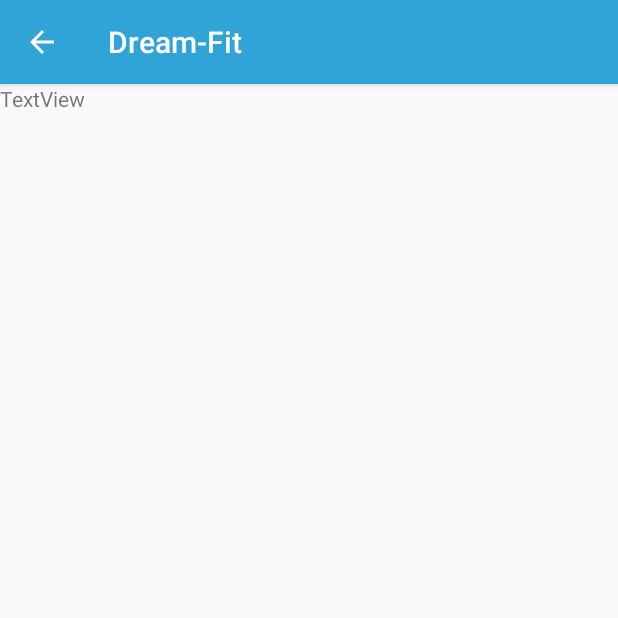
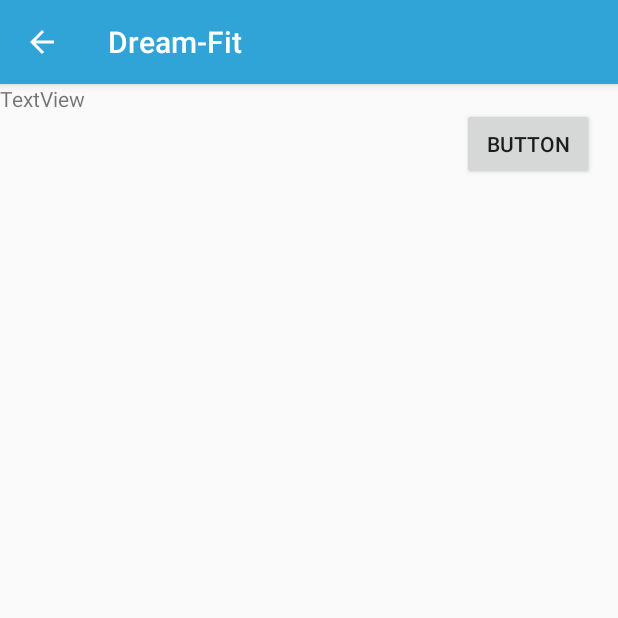
Before and after one commit to MatthewDBarrett/DreamFit, an Android app: the calorie_tracker_add_list screen opened directly, with no data from a screen before it, on a phone screen of 412 x 824 dp, the top half of it. Run offline under Robolectric (Android 15) with nearby library versions, the phone set to English and light mode, and no system bars.

```diff
--- a/app/src/main/java/com/example/ethan/dream_fit/calorie_tracker_add_list.java
+++ b/app/src/main/java/com/example/ethan/dream_fit/calorie_tracker_add_list.java
@@ -1,5 +1,6 @@
 package com.example.ethan.dream_fit;
 
+import android.content.Intent;
 import android.os.Bundle;
 import android.support.v7.app.AppCompatActivity;
 import android.view.View;
@@ -14,6 +15,7 @@ public class calorie_tracker_add_list extends AppCompatActivity {
     }
 
     public void onAdd(View view){
-
+        Intent intent = new Intent(this, calorie_tracker_add_item.class);
+        startActivity(intent);
     }
 }
--- a/app/src/main/res/layout/activity_calorie_tracker_add_list.xml
+++ b/app/src/main/res/layout/activity_calorie_tracker_add_list.xml
@@ -22,4 +22,15 @@
         android:text="TextView"
         tools:layout_editor_absoluteX="9dp"
         tools:layout_editor_absoluteY="7dp" />
+
+    <Button
+        android:id="@+id/button"
+        android:layout_width="wrap_content"
+        android:layout_height="wrap_content"
+        android:layout_marginEnd="16dp"
+        android:layout_marginTop="16dp"
+        android:onClick="onAdd"
+        android:text="Button"
+        app:layout_constraintEnd_toEndOf="parent"
+        app:layout_constraintTop_toTopOf="parent" />
 </android.support.constraint.ConstraintLayout>
```
